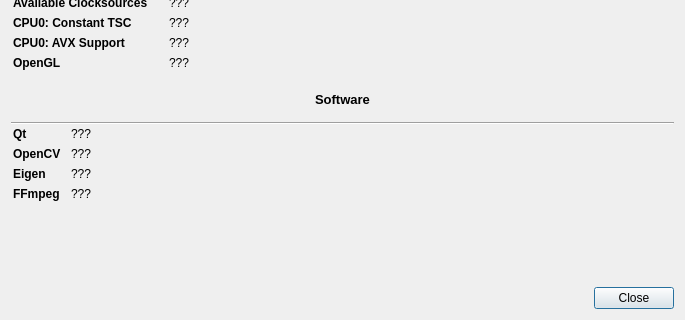
Qt form src/sysinfodialog.ui (syntalos/syntalos) before a commit; both pictures show x 0 to 685 and y 355 to 675 of the 685 by 675 pixel window.
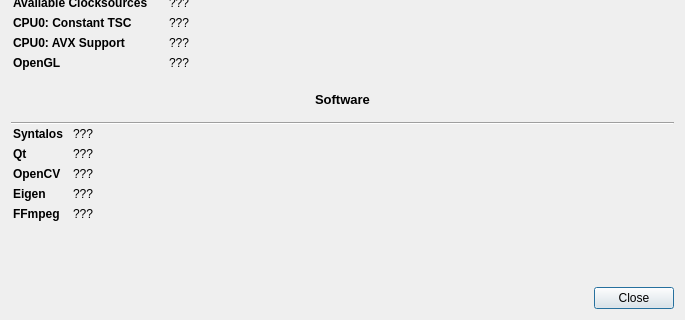
The same form after that commit.

```diff
--- a/src/sysinfodialog.ui
+++ b/src/sysinfodialog.ui
@@ -711,26 +711,6 @@
          <number>2</number>
         </property>
         <item row="1" column="0">
-         <widget class="QLabel" name="openCVLabel">
-          <property name="font">
-           <font>
-            <weight>75</weight>
-            <bold>true</bold>
-           </font>
-          </property>
-          <property name="text">
-           <string>OpenCV</string>
-          </property>
-         </widget>
-        </item>
-        <item row="1" column="1">
-         <widget class="QLabel" name="valOpenCV">
-          <property name="text">
-           <string>???</string>
-          </property>
-         </widget>
-        </item>
-        <item row="0" column="0">
          <widget class="QLabel" name="qtLabel">
           <property name="font">
            <font>
@@ -743,34 +723,34 @@
           </property>
          </widget>
         </item>
-        <item row="0" column="1">
+        <item row="1" column="1">
          <widget class="QLabel" name="valQt">
           <property name="text">
            <string>???</string>
           </property>
          </widget>
         </item>
-        <item row="3" column="0">
-         <widget class="QLabel" name="ffmpegLabel">
-          <property name="font">
-           <font>
-            <weight>75</weight>
-            <bold>true</bold>
-           </font>
-          </property>
-          <property name="text">
-           <string>FFmpeg</string>
-          </property>
-         </widget>
-        </item>
-        <item row="3" column="1">
-         <widget class="QLabel" name="valFFmpeg">
-          <property name="text">
-           <string>???</string>
-          </property>
-         </widget>
-        </item>
         <item row="2" column="0">
+         <widget class="QLabel" name="openCVLabel">
+          <property name="font">
+           <font>
+            <weight>75</weight>
+            <bold>true</bold>
+           </font>
+          </property>
+          <property name="text">
+           <string>OpenCV</string>
+          </property>
+         </widget>
+        </item>
+        <item row="2" column="1">
+         <widget class="QLabel" name="valOpenCV">
+          <property name="text">
+           <string>???</string>
+          </property>
+         </widget>
+        </item>
+        <item row="3" column="0">
          <widget class="QLabel" name="eigenLabel">
           <property name="font">
            <font>
@@ -783,13 +763,53 @@
           </property>
          </widget>
         </item>
-        <item row="2" column="1">
+        <item row="3" column="1">
          <widget class="QLabel" name="valEigen">
           <property name="text">
            <string>???</string>
           </property>
          </widget>
         </item>
+        <item row="4" column="0">
+         <widget class="QLabel" name="ffmpegLabel">
+          <property name="font">
+           <font>
+            <weight>75</weight>
+            <bold>true</bold>
+           </font>
+          </property>
+          <property name="text">
+           <string>FFmpeg</string>
+          </property>
+         </widget>
+        </item>
+        <item row="4" column="1">
+         <widget class="QLabel" name="valFFmpeg">
+          <property name="text">
+           <string>???</string>
+          </property>
+         </widget>
+        </item>
+        <item row="0" column="0">
+         <widget class="QLabel" name="syntalosLabel">
+          <property name="font">
+           <font>
+            <weight>75</weight>
+            <bold>true</bold>
+           </font>
+          </property>
+          <property name="text">
+           <string>Syntalos</string>
+          </property>
+         </widget>
+        </item>
+        <item row="0" column="1">
+         <widget class="QLabel" name="valSyntalos">
+          <property name="text">
+           <string>???</string>
+          </property>
+         </widget>
+        </item>
        </layout>
       </item>
       <item>
```
